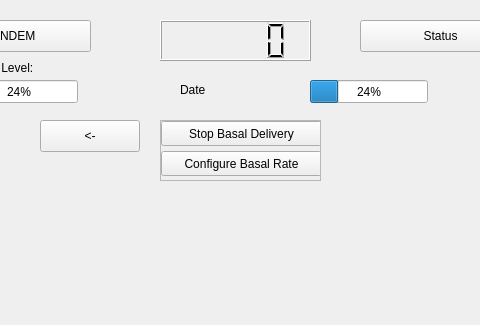
First picture: the form in COMP3004-FinalProject/mainwindow.ui, repository cgawdzik/COMP3004-TeamProject, before the edit; both pictures show x 100 to 580 and y 0 to 325 of the 677 by 472 pixel window.
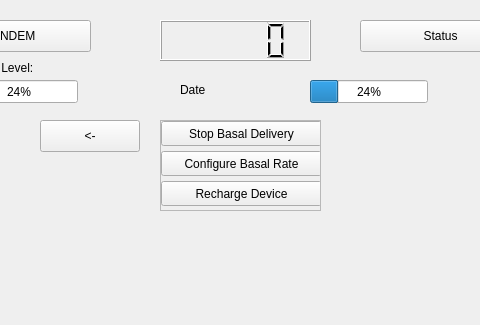
Second picture: the form after the edit. The open tabs and pages were chosen to show the change.

Commit message: Recharge implemented under options/pump settings

Patch:
```diff
--- a/COMP3004-FinalProject/mainwindow.ui
+++ b/COMP3004-FinalProject/mainwindow.ui
@@ -810,7 +810,7 @@
         <x>130</x>
         <y>10</y>
         <width>161</width>
-        <height>61</height>
+        <height>91</height>
        </rect>
       </property>
       <property name="widgetResizable">
@@ -822,7 +822,7 @@
          <x>0</x>
          <y>0</y>
          <width>159</width>
-         <height>59</height>
+         <height>89</height>
         </rect>
        </property>
        <widget class="QPushButton" name="StopBasalButton">
@@ -851,6 +851,19 @@
          <string>Configure Basal Rate</string>
         </property>
        </widget>
+       <widget class="QPushButton" name="RechargeButton">
+        <property name="geometry">
+         <rect>
+          <x>0</x>
+          <y>60</y>
+          <width>161</width>
+          <height>25</height>
+         </rect>
+        </property>
+        <property name="text">
+         <string>Recharge Device</string>
+        </property>
+       </widget>
       </widget>
      </widget>
      <widget class="QPushButton" name="PumpSettingsBackButton">
```
Left out of the diff: 2 changed lines with no effect on the pictures. The commit also changes 2 other files.
